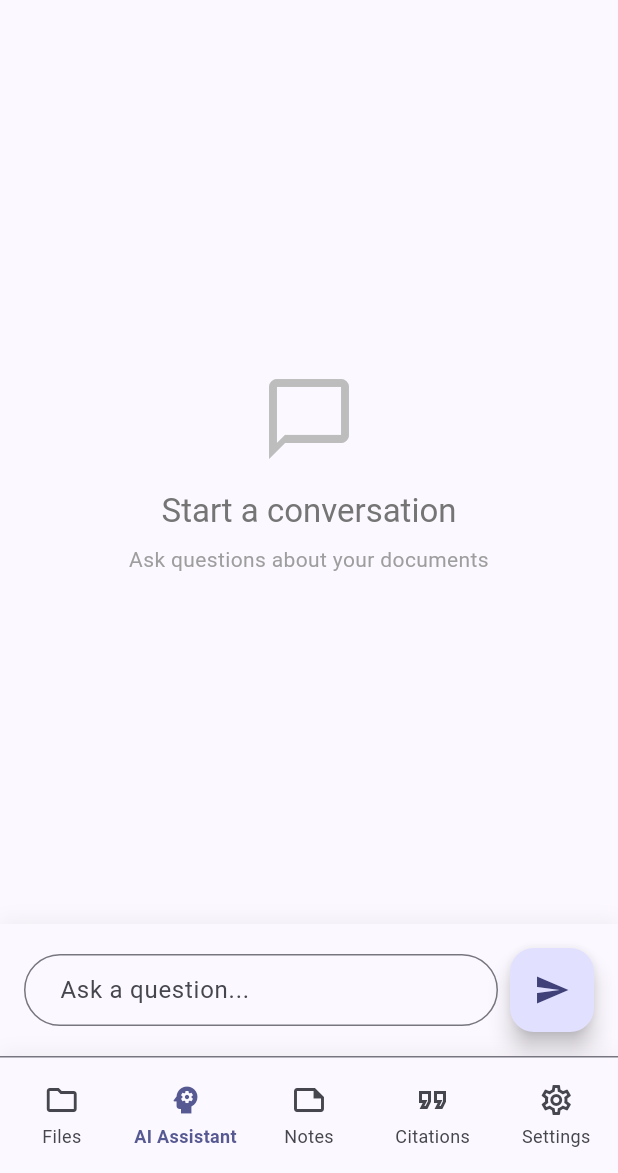
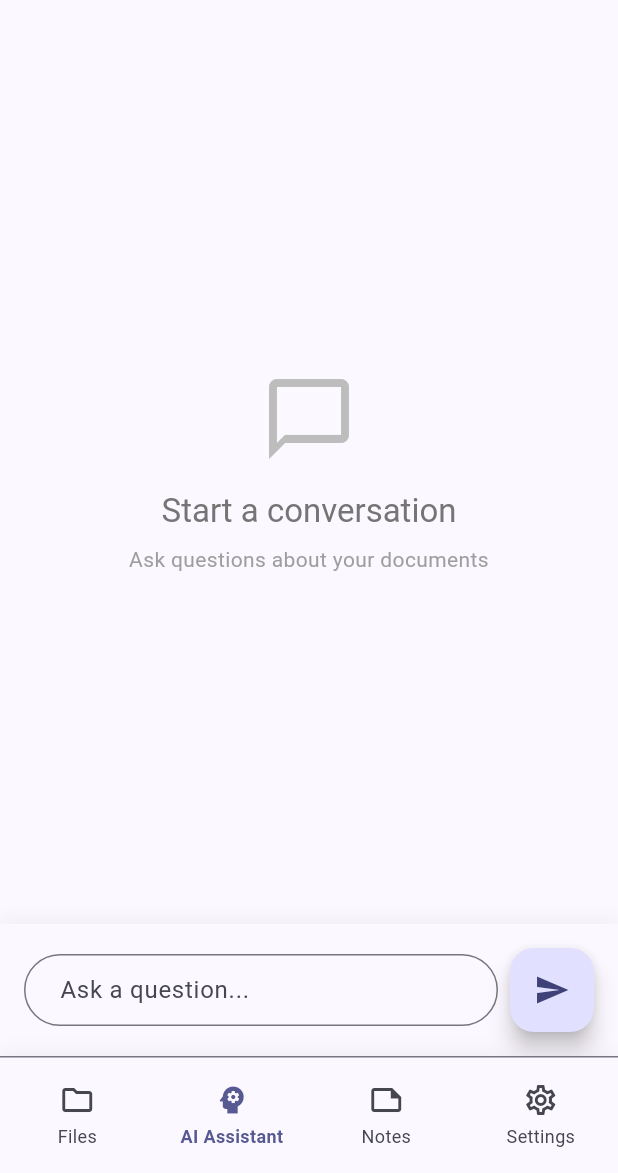
Before and after one commit to rayedriasat/ScholarMate, a Flutter app: the HomeScreen screen opened directly, item 2 of the bottom bar chosen, on a phone screen of 412 x 824 dp, the part 63-1236 px from its top. Run offline on Flutter 3.47's test engine with Material 3 defaults, Android fonts, the phone set to English and light mode, and no system bars; our stand-ins replace camera, connectivity_plus, drift, drift_flutter, file_picker, flutter_colorpicker and 7 more; missing offline and left inert: flutter_tesseract_ocr, google_sign_in_all_platforms, syncfusion_flutter_pdf, syncfusion_flutter_pdfviewer, universal_html; accounts and stored records are empty; generated files the repository leaves out were written again; network calls fail.

Commit message:
changes in ui

```diff
--- a/frontend/lib/screens/home_screen.dart
+++ b/frontend/lib/screens/home_screen.dart
@@ -8,8 +8,6 @@ import '../widgets/app_navigation.dart';
 import 'file_explorer_screen.dart';
 import 'ai_assistant_screen.dart';
 import 'notes_screen.dart';
-import 'citation_generator_screen.dart';
-import '../services/metadata_service.dart';
 
 /// Home screen shown after successful authentication
 class HomeScreen extends StatefulWidget {
@@ -45,8 +43,6 @@ class _HomeScreenState extends State<HomeScreen> {
   }
 
   List<NavigationItem> get _navigationItems {
-    final metadataService = context.read<MetadataService>();
-
     return [
       NavigationItem(
         id: 'files',
@@ -68,13 +64,6 @@ class _HomeScreenState extends State<HomeScreen> {
         activeIcon: Icons.note,
         label: 'Notes',
         screen: const NotesScreen(),
-      ),
-      NavigationItem(
-        id: 'citations',
-        icon: Icons.format_quote_outlined,
-        activeIcon: Icons.format_quote,
-        label: 'Citations',
-        screen: CitationGeneratorScreen(metadataService: metadataService),
       ),
     ];
   }
```
Also changed, not shown: frontend/lib/screens/file_explorer_screen.dart (+23 -0 lines).
